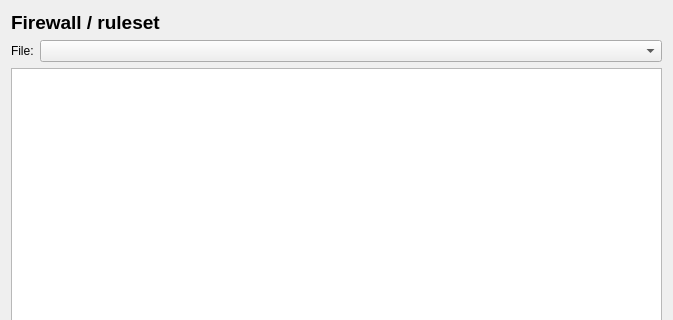
This is src/gui/FirewallCodeViewer.ui in fwbuilder/fwbuilder as Qt 5 draws it before an edit; both pictures show x 0 to 673 and y 0 to 320 of the 673 by 510 pixel window. The edited form follows.
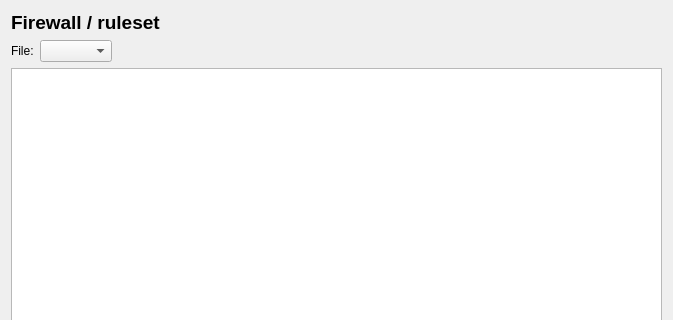
This is the edited form.

```diff
--- a/src/gui/FirewallCodeViewer.ui
+++ b/src/gui/FirewallCodeViewer.ui
@@ -47,7 +47,27 @@
       </widget>
      </item>
      <item>
-      <widget class="QComboBox" name="fileSelector"/>
+      <widget class="QComboBox" name="fileSelector">
+       <property name="sizePolicy">
+        <sizepolicy hsizetype="Minimum" vsizetype="Fixed">
+         <horstretch>0</horstretch>
+         <verstretch>0</verstretch>
+        </sizepolicy>
+       </property>
+      </widget>
+     </item>
+     <item>
+      <spacer name="horizontalSpacer_3">
+       <property name="orientation">
+        <enum>Qt::Horizontal</enum>
+       </property>
+       <property name="sizeHint" stdset="0">
+        <size>
+         <width>40</width>
+         <height>20</height>
+        </size>
+       </property>
+      </spacer>
      </item>
     </layout>
    </item>
```
Left out of the diff: 8 changed lines with no effect on the pictures.
